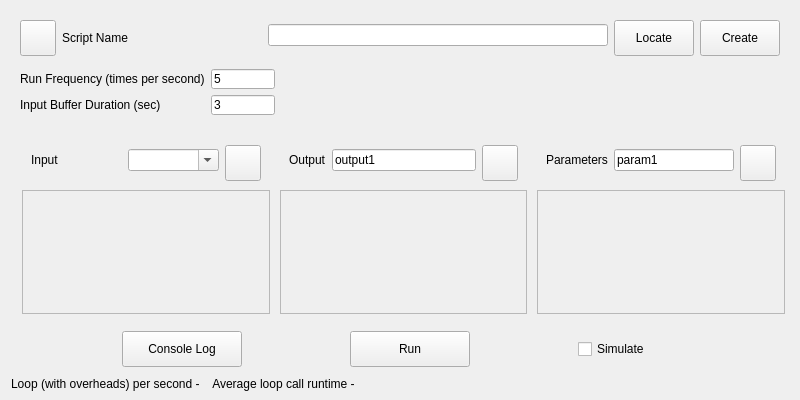
Above: rena/ui/ScriptingWidget.ui from PhysioLabXR/PhysioLabXR-Community before the change. Below: the same form after it.
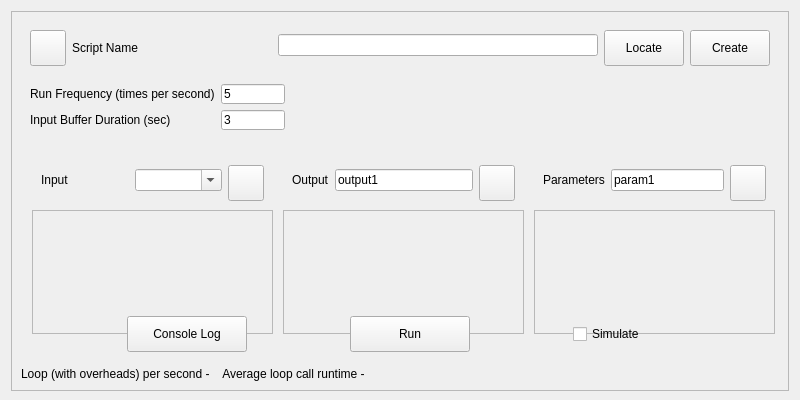
That is the form after the change.

Commit message: add boarders to the stream widget and the scripting widget

What changed in the file:
```diff
--- a/rena/ui/ScriptingWidget.ui
+++ b/rena/ui/ScriptingWidget.ui
@@ -27,7 +27,16 @@
     <number>9</number>
    </property>
    <item>
-    <widget class="QWidget" name="widget_script_info" native="true">
+    <widget class="QFrame" name="frame">
+     <property name="frameShape">
+      <enum>QFrame::StyledPanel</enum>
+     </property>
+     <property name="frameShadow">
+      <enum>QFrame::Raised</enum>
+     </property>
+     <layout class="QVBoxLayout" name="verticalLayout">
+      <item>
+       <widget class="QWidget" name="info_widget" native="true">
      <property name="sizePolicy">
       <sizepolicy hsizetype="Minimum" vsizetype="Fixed">
        <horstretch>0</horstretch>
@@ -133,7 +142,7 @@
     </widget>
    </item>
    <item>
-    <widget class="QWidget" name="widget_3" native="true">
+       <widget class="QWidget" name="run_params_widget" native="true">
      <property name="sizePolicy">
       <sizepolicy hsizetype="Preferred" vsizetype="Fixed">
        <horstretch>0</horstretch>
@@ -203,7 +212,7 @@
     </widget>
    </item>
    <item>
-    <widget class="QWidget" name="widget_5" native="true">
+       <widget class="QWidget" name="iop_widget" native="true">
      <property name="sizePolicy">
       <sizepolicy hsizetype="Preferred" vsizetype="Fixed">
        <horstretch>0</horstretch>
@@ -305,7 +314,7 @@
              <rect>
               <x>0</x>
               <y>0</y>
-              <width>245</width>
+                 <width>235</width>
               <height>122</height>
              </rect>
             </property>
@@ -392,7 +401,7 @@
              <rect>
               <x>0</x>
               <y>0</y>
-              <width>244</width>
+                 <width>234</width>
               <height>122</height>
              </rect>
             </property>
@@ -494,7 +503,7 @@
     </widget>
    </item>
    <item alignment="Qt::AlignVCenter">
-    <widget class="QWidget" name="widget_4" native="true">
+       <widget class="QWidget" name="actions_widget" native="true">
      <property name="maximumSize">
       <size>
        <width>16777215</width>
@@ -579,6 +588,9 @@
      <property name="text">
       <string>Loop (with overheads) per second -    Average loop call runtime -</string>
      </property>
+       </widget>
+      </item>
+     </layout>
     </widget>
    </item>
   </layout>
```
Lines whose indentation alone changed are shown as unchanged. The commit also changes 3 other files.
